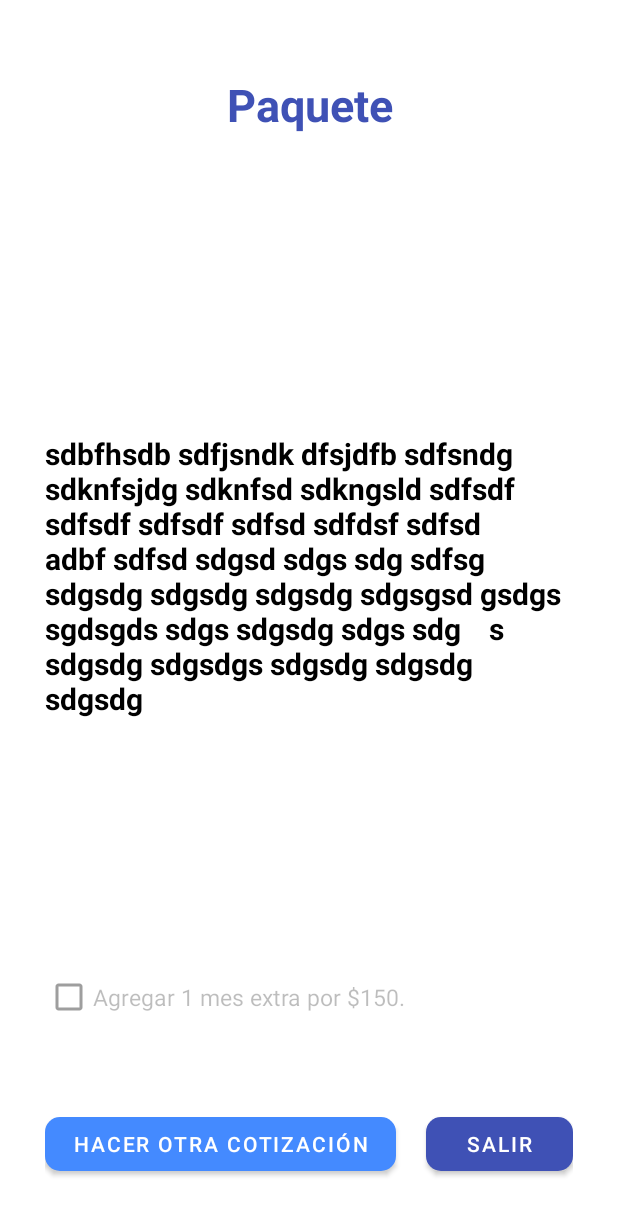
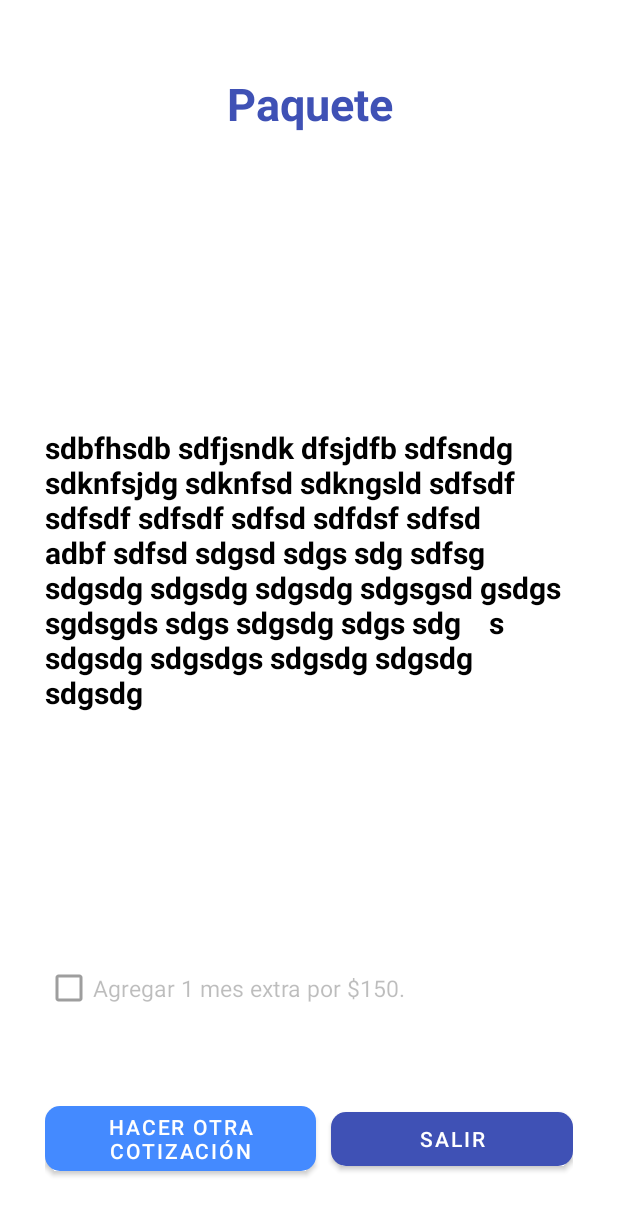
Before and after one commit to Macover/cotizadorApp, an Android app: the layout resumen_activity.xml on its own in the app's theme, with its tools: preview values and no code run, on a phone screen of 412 x 824 dp. Shown: the top 1215 px of the screen. Run offline under Robolectric (Android 15) with nearby library versions, the phone set to English and light mode, and no system bars; Roboto replaces fonts that are not available here.

Commit message:
funcion no permite regresar

```diff
--- a/app/src/main/java/com/example/cotizadorapp/MainActivity.java
+++ b/app/src/main/java/com/example/cotizadorapp/MainActivity.java
@@ -146,6 +146,7 @@ public class MainActivity extends AppCompatActivity implements AdapterView.OnIte
         i.putExtra("nombresSubPaquetes", nombreSubPaquetes);
         i.putExtra("preciosSubPaquetes", preciosSubPaquetes);
         i.putExtra("promocion", promocionActiva);
+        finish();
         startActivity(i);
     }
     public void finalizarApp(View vista){
--- a/app/src/main/java/com/example/cotizadorapp/SubPaquetesControlador.java
+++ b/app/src/main/java/com/example/cotizadorapp/SubPaquetesControlador.java
@@ -69,7 +69,7 @@ public class SubPaquetesControlador extends AppCompatActivity {
 
         i.putExtra("nombresSubPaquetes", nombresSubPaquetes);
         i.putExtra("preciosSubPaquetes", preciosSubPaquetes);
-
+        finish();
         startActivity(i);
     }
 }
--- a/app/src/main/java/com/example/cotizadorapp/subPaquetesTiempo.java
+++ b/app/src/main/java/com/example/cotizadorapp/subPaquetesTiempo.java
@@ -93,6 +93,7 @@ public class subPaquetesTiempo extends AppCompatActivity implements AdapterView.
         i.putExtra("nombreSubPaquete", nombreSubPaquete);
         i.putExtra("precioSubPaquete", precioSeleccionado);
         i.putExtra("tiempoPaquete", tiempoPaquete);
+        finish();
         startActivity(i);
     }
 }
--- a/app/src/main/res/layout/resumen_activity.xml
+++ b/app/src/main/res/layout/resumen_activity.xml
@@ -77,22 +77,22 @@ sdgsdgs sdgsdg sdgsdg sdgsdg"
                 style="@style/customButtonSecondary"
                 android:layout_width="wrap_content"
                 android:layout_height="wrap_content"
-                android:layout_gravity="center"
+                android:layout_gravity="center_vertical"
                 android:layout_weight="1"
                 android:onClick="otraCotizacion"
                 android:text="Hacer otra cotización" />
 
             <Space
-                android:layout_width="20dp"
+                android:layout_width="10dp"
                 android:layout_height="wrap_content" />
 
             <Button
                 android:id="@+id/btnFinalizarApp"
                 style="@style/customButtonPrimary"
-                android:layout_width="wrap_content"
+                android:layout_width="match_parent"
                 android:layout_height="wrap_content"
-                android:layout_gravity="center"
-                android:layout_weight="1.5"
+                android:layout_gravity="center_vertical"
+                android:layout_weight="4"
                 android:onClick="finalizarApp"
                 android:text="Salir" />
 
```
